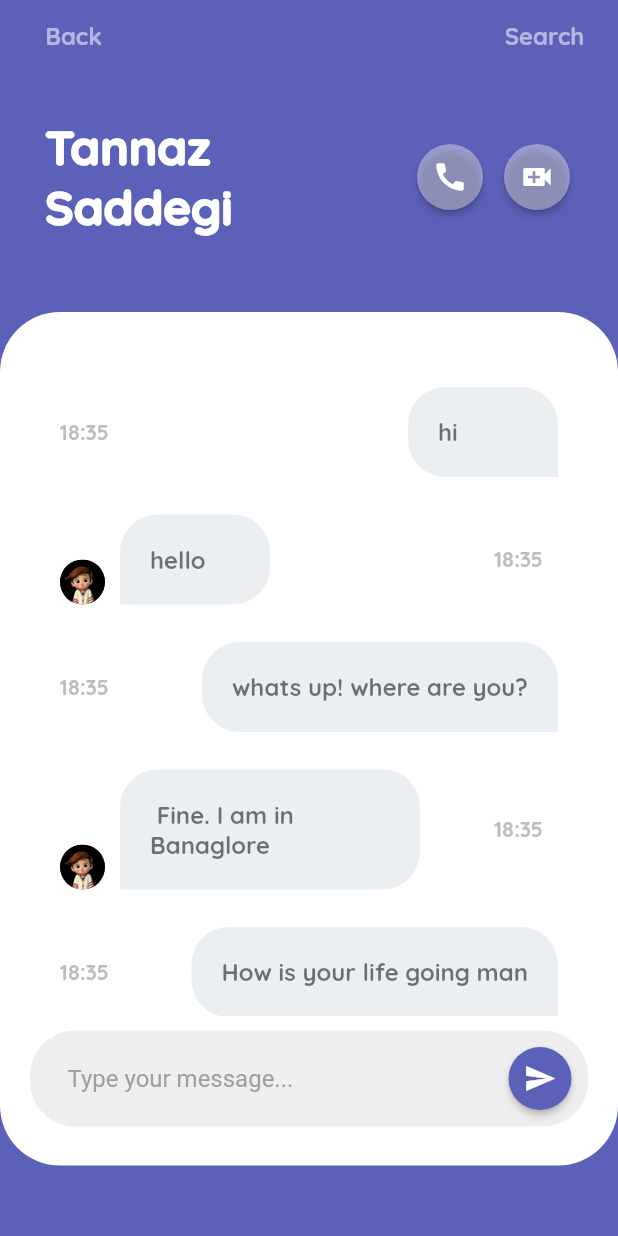
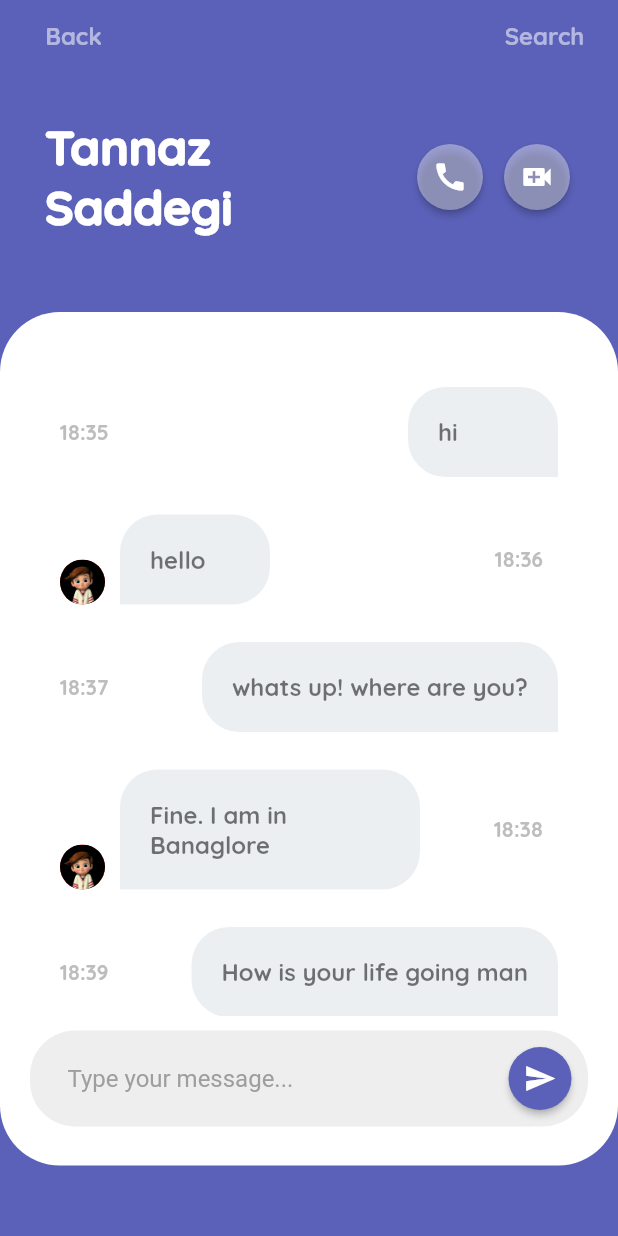
Before and after one commit to tahseenquraishi/flutter-chat-app, a Flutter app: the screen it shows after launch, after a tap on an icon or button, on a phone screen of 412 x 824 dp. Run offline on Flutter 3.47's test engine with Material 2 defaults, Android fonts, the phone set to English and light mode, and no system bars.

Commit message:
making avatar as a common component

```diff
--- a/lib/chat.dart
+++ b/lib/chat.dart
@@ -1,3 +1,4 @@
+import 'package:chat_app_practice_1/constant.dart';
 import 'package:chat_app_practice_1/style.dart';
 import 'package:flutter/material.dart';
 
@@ -15,28 +16,20 @@ class ChatScreen extends StatelessWidget {
 
   Container chatArea(BuildContext context) {
     return Container(
-        width: MediaQuery.of(context).size.width,
         height: MediaQuery.of(context).size.height - 255,
         decoration: BoxDecoration(
             color: Colors.white, borderRadius: BorderRadius.circular(40)),
         child: Column(
           children: [
             Container(
-                height: MediaQuery.of(context).size.height - 355,
-                padding: EdgeInsets.only(top: 50, left: 40, right: 40),
-                child: ListView(children: [
-                  sender('hi'),
-                  receiver('hello'),
-                  sender('whats up! where are you?'),
-                  receiver(' Fine. I am in Banaglore'),
-                  sender('How is your life going man'),
-                  receiver(
-                      'Going well. I am planning to move in mumbai. let see what happen'),
-                  sender('Thats great'),
-                  receiver('Hmmm'),
-                  sender('ok'),
-                  receiver('bye'),
-                ])),
+              height: MediaQuery.of(context).size.height - 355,
+              padding: EdgeInsets.only(top: 50, left: 40, right: 40),
+              child: ListView.builder(
+                itemCount: messages.length,
+                itemBuilder: (context, index) =>
+                  messages[index]['from'] == 'sender' ? sender(messages[index]['message'], messages[index]['time']) : receiver(messages[index]['message'], messages[index]['time'])
+              ),
+            ),
             Container(
               padding: EdgeInsets.symmetric(vertical: 10, horizontal: 20),
               child: TextField(
@@ -131,17 +124,17 @@ class ChatScreen extends StatelessWidget {
     );
   }
 
-  Widget sender(String message) {
+  Widget sender(String message, String time) {
     return Padding(
       padding: const EdgeInsets.only(bottom: 25.0),
       child: Row(
-        mainAxisSize: MainAxisSize.min,
+        // mainAxisSize: MainAxisSize.min,
         mainAxisAlignment: MainAxisAlignment.spaceBetween,
         children: [
           Padding(
             padding: const EdgeInsets.only(right: 10.0),
             child: PrimaryText(
-                text: '18:35', color: Colors.grey[400], fontSize: 14),
+                text: time, color: Colors.grey[400], fontSize: 14),
           ),
           Container(
             constraints: BoxConstraints(minWidth: 100, maxWidth: 280),
@@ -163,7 +156,7 @@ class ChatScreen extends StatelessWidget {
     );
   }
 
-  Widget receiver(String message) {
+  Widget receiver(String message, String time) {
     return Padding(
       padding: const EdgeInsets.only(bottom: 25.0),
       child: Row(
@@ -172,7 +165,7 @@ class ChatScreen extends StatelessWidget {
           Row(
             crossAxisAlignment: CrossAxisAlignment.end,
             children: [
-              avatar('assets/avatar-1.png'),
+              Avatar(avatarUrl: 'assets/avatar-1.png', width: 30, height: 30),
               Container(
                 constraints: BoxConstraints(minWidth: 100, maxWidth: 200),
                 padding: EdgeInsets.symmetric(horizontal: 20, vertical: 20),
@@ -194,23 +187,10 @@ class ChatScreen extends StatelessWidget {
           Padding(
             padding: const EdgeInsets.only(right: 10.0),
             child: PrimaryText(
-                text: '18:35', color: Colors.grey[400], fontSize: 14),
+                text: time, color: Colors.grey[400], fontSize: 14),
           ),
         ],
       ),
     );
   }
-
-  Container avatar(String avatarUrl) {
-    return Container(
-      width: 30,
-      height: 30,
-      margin: EdgeInsets.only(right: 10),
-      decoration: BoxDecoration(
-          color: Colors.red,
-          borderRadius: BorderRadius.circular(50),
-          image:
-              DecorationImage(image: AssetImage(avatarUrl), fit: BoxFit.cover)),
-    );
-  }
 }
--- a/lib/constant.dart
+++ b/lib/constant.dart
@@ -42,3 +42,57 @@ const userList = [
     'time': '18:41'
   },
 ];
+
+const messages = [
+  {
+    'from': 'sender',
+    'message': 'hi',
+    'time': '18:35',
+  },
+   {
+    'from': 'receiver',
+    'message': 'hello',
+    'time': '18:36',
+  },
+   {
+    'from': 'sender',
+    'message': 'whats up! where are you?',
+    'time': '18:37',
+  },
+   {
+    'from': 'receiver',
+    'message': 'Fine. I am in Banaglore',
+    'time': '18:38',
+  },
+   {
+    'from': 'sender',
+    'message': 'How is your life going man',
+    'time': '18:39',
+  },
+   {
+    'from': 'receiver',
+    'message': 'Going well. I am planning to move in mumbai. let see what happen',
+    'time': '18:40',
+  },
+   {
+    'from': 'sender',
+    'message': 'Thats great',
+    'time': '18:41',
+  },
+   {
+    'from': 'receiver',
+    'message': 'Hmmm',
+    'time': '18:42',
+  },
+   {
+    'from': 'sender',
+    'message': 'ok',
+    'time': '18:43',
+  },
+   {
+    'from': 'receiver',
+    'message': 'bye',
+    'time': '18:44',
+  },
+
+];
--- a/lib/home.dart
+++ b/lib/home.dart
@@ -28,7 +28,7 @@ class Home extends StatelessWidget {
                   child: ListView.builder(
                     scrollDirection: Axis.horizontal,
                     itemCount: userList.length,
-                    itemBuilder: (context, index) => avatar(userList[index]['avatar']),
+                    itemBuilder: (context, index) => Avatar(avatarUrl: userList[index]['avatar']),
                   ),
                 ),
               ],
@@ -52,7 +52,7 @@ class Home extends StatelessWidget {
     );
   }
 
-  Widget chatElement(String avatarUrl, context, String name, String message, String time) {
+  Widget chatElement(String avatarUrl, BuildContext context, String name, String message, String time) {
     return Padding(
       padding: const EdgeInsets.only(top: 15, bottom: 15),
       child: ListTile(
@@ -60,7 +60,7 @@ class Home extends StatelessWidget {
           Navigator.push(
               context, MaterialPageRoute(builder: (context) => ChatScreen()))
         },
-        leading: avatar(avatarUrl),
+        leading: Avatar(avatarUrl: avatarUrl),
         title: Row(
           crossAxisAlignment: CrossAxisAlignment.center,
           mainAxisAlignment: MainAxisAlignment.spaceBetween,
@@ -77,16 +77,4 @@ class Home extends StatelessWidget {
       ),
     );
   }
-
-  Container avatar(String avatarUrl) {
-    return Container(
-      width: 60,
-      height: 60,
-      margin: EdgeInsets.only(right: 20),
-      decoration: BoxDecoration(
-          borderRadius: BorderRadius.circular(50),
-          image:
-              DecorationImage(image: AssetImage(avatarUrl), fit: BoxFit.cover)),
-    );
-  }
 }
--- a/lib/style.dart
+++ b/lib/style.dart
@@ -29,3 +29,31 @@ class PrimaryText extends StatelessWidget {
     );
   }
 }
+
+
+class Avatar extends StatelessWidget {
+  final String avatarUrl;
+  final double width;
+  final double height;
+
+  const Avatar({
+    @required this.avatarUrl,
+    this.width: 60,
+    this.height: 60,
+  });
+
+
+  @override
+  Widget build(BuildContext context) {
+    return Container(
+      width: width,
+      height: height,
+      margin: EdgeInsets.only(right: 10),
+      decoration: BoxDecoration(
+          color: Colors.red,
+          borderRadius: BorderRadius.circular(50),
+          image:
+              DecorationImage(image: AssetImage(avatarUrl), fit: BoxFit.cover)),
+    );
+  }
+}
```
